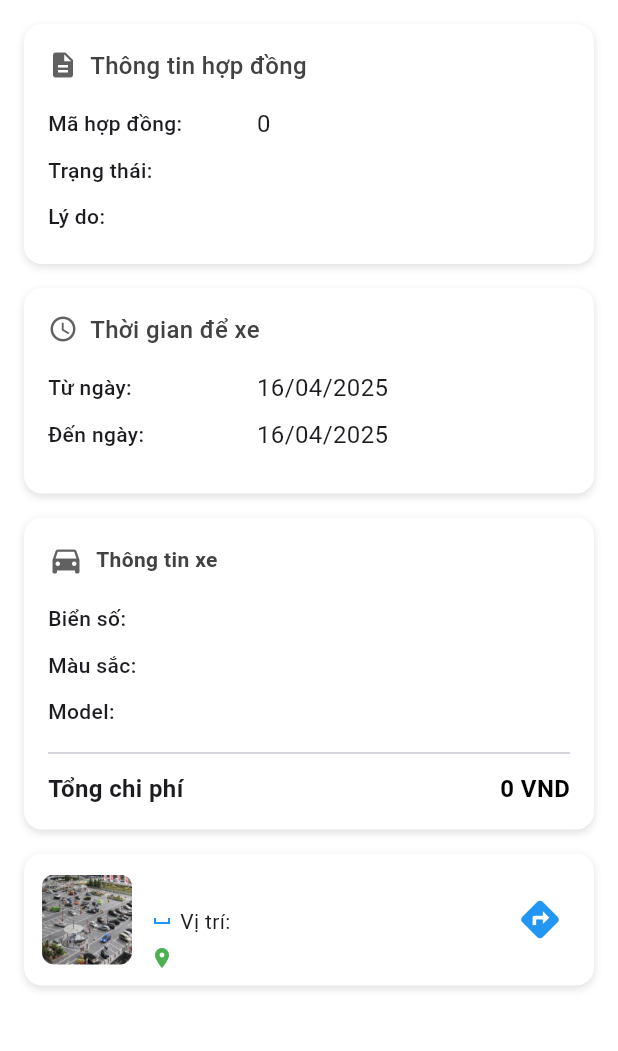
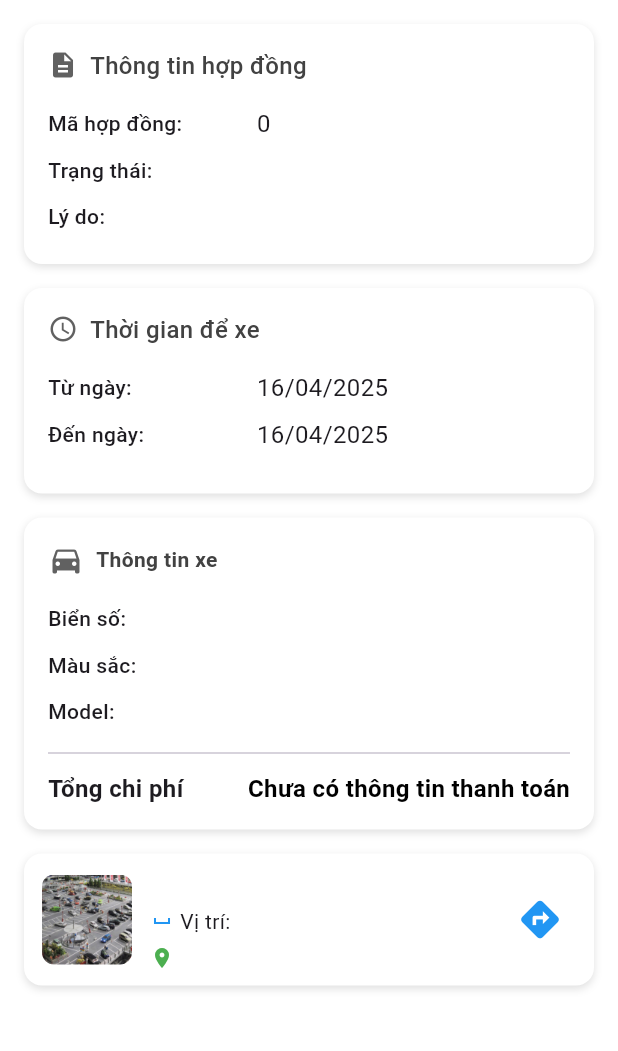
Before and after one commit to haihung01/Mobile-SCPM, a Flutter app: the ContractDetailScreen screen opened directly with empty values, on a phone screen of 412 x 824 dp, the part 84-1135 px from its top. Run offline on Flutter 3.47's test engine with Material 3 defaults, Android fonts, the phone set to English and light mode, and no system bars; our stand-ins replace cached_network_image, dio, emoji_picker_flutter, geolocator, image_picker, persistent_bottom_nav_bar and 1 more; missing offline and left inert: flutter_inappwebview, vietmap_flutter_gl; accounts and stored records are empty; network calls fail.

```diff
--- a/lib/ui/CustomerUI/contract/ContractDetailScreen.dart
+++ b/lib/ui/CustomerUI/contract/ContractDetailScreen.dart
@@ -2,7 +2,6 @@ import 'package:fe_capstone/models/Contract.dart';
 import 'package:fe_capstone/ui/CustomerUI/contract/ContractScreen.dart';
 import 'package:fe_capstone/ui/CustomerUI/contract/RenewContractDetailScreen.dart';
 import 'package:flutter/material.dart';
-import 'package:intl/intl.dart';
 import 'package:url_launcher/url_launcher.dart';
 
 class UrlConstant {
@@ -32,11 +31,9 @@ class _ListContractDetailScreenState extends State<ContractDetailScreen> {
     selectedDate = widget.contract.startDate;
   }
 
-  String formatCurrency(double amount) {
-    final format = NumberFormat("#,##0", "vi_VN");
-    return format.format(amount);
+  String get totalCost {
+    return 'Chưa có thông tin thanh toán';
   }
-
 
   Future<void> _openMap(double lat, double long) async {
     final String geoUrl = '${UrlConstant.GOOGLE_MAPS_GEO}$lat,$long';
@@ -205,19 +202,11 @@ class _ListContractDetailScreenState extends State<ContractDetailScreen> {
                       Text("Tổng chi phí",
                           style: TextStyle(
                               fontWeight: FontWeight.bold, fontSize: 16)),
-                      Text(
-                        widget.contract.status == "Active"
-                            ? (widget.contract.totalAllPayments != null
-                            ? '${formatCurrency(widget.contract.totalAllPayments)} VND'
-                            : 'Chưa có thông tin thanh toán')
-                            : (widget.contract.totalAmount != null
-                            ? '${formatCurrency(widget.contract.totalAmount)} VND'
-                            : 'Chưa có thông tin thanh toán'),
-                        style: TextStyle(
-                            fontWeight: FontWeight.bold,
-                            fontSize: 16,
-                            color: Colors.black),
-                      ),
+                      Text(totalCost,
+                          style: TextStyle(
+                              fontWeight: FontWeight.bold,
+                              fontSize: 16,
+                              color: Colors.black)),
                     ],
                   )
                 ],
```
Also changed, not shown: lib/service/data_service.dart (+5 -9 lines), lib/ui/CustomerUI/contract/RenewContractDetailScreen.dart (+7 -7 lines).
